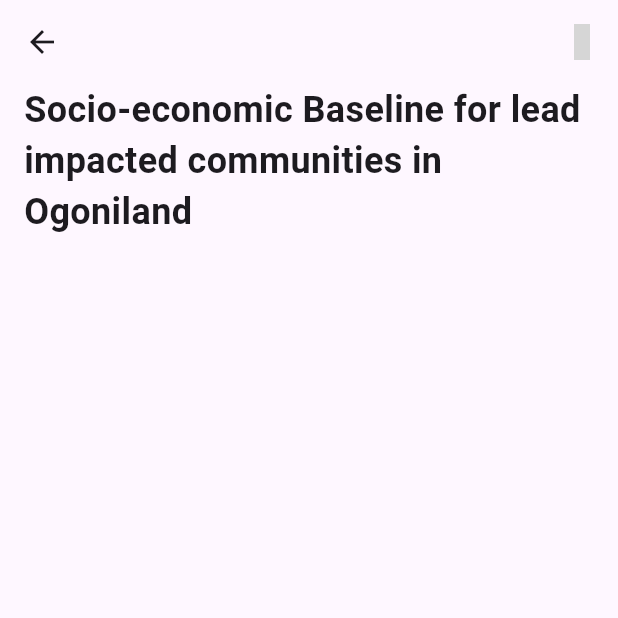
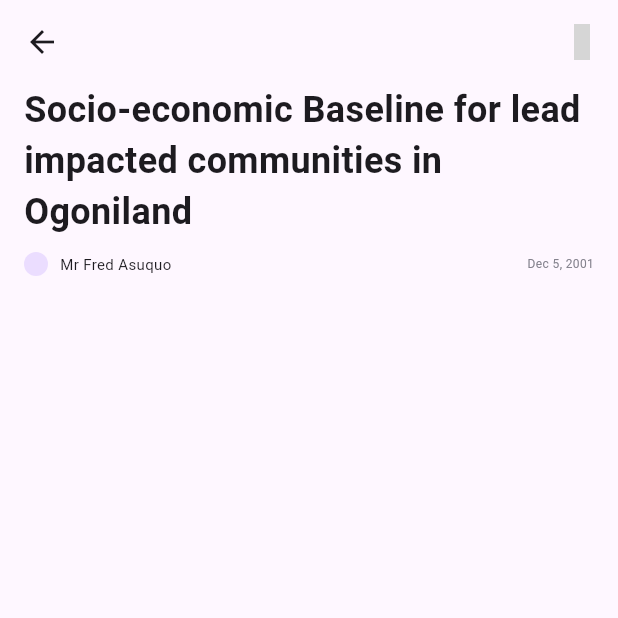
Before and after one commit to iamVictorSam/heavy_metals, a Flutter app: the ArticleDetails screen opened directly, on a phone screen of 412 x 824 dp, the top half of it. Run offline on Flutter 3.47's test engine with Material 2 defaults, Android fonts, the phone set to English and light mode, and no system bars; our stand-ins replace eva_icons_flutter, flutter_map, get, latlong2; network calls fail; grey boxes are pictures that could not be loaded.

Commit message:
Working on Article details screen

```diff
--- a/lib/presentation/screens/article_details/article_details.dart
+++ b/lib/presentation/screens/article_details/article_details.dart
@@ -2,7 +2,9 @@ import 'package:eva_icons_flutter/eva_icons_flutter.dart';
 import 'package:flutter/material.dart';
 
 class ArticleDetails extends StatelessWidget {
-  const ArticleDetails({Key? key}) : super(key: key);
+  ArticleDetails({Key? key}) : super(key: key);
+
+  Color greyColor = const Color(0xff84828D);
 
   @override
   Widget build(BuildContext context) {
@@ -12,16 +14,29 @@ class ArticleDetails extends StatelessWidget {
           IconButton(onPressed: () {}, icon: const Icon(EvaIcons.search))
         ],
       ),
-      body: const SingleChildScrollView(
+      body: SingleChildScrollView(
         child: Padding(
-          padding: EdgeInsets.symmetric(horizontal: 16),
+          padding: const EdgeInsets.symmetric(horizontal: 16),
           child: Column(
             children: [
-              Text(
+              const Text(
                 'Socio-economic Baseline for lead impacted communities in Ogoniland',
                 style: TextStyle(fontSize: 24, fontWeight: FontWeight.w600),
               ),
-              SizedBox(height: 10),
+              const SizedBox(height: 10),
+              Row(
+                children: [
+                  const CircleAvatar(
+                    radius: 8,
+                  ),
+                  const SizedBox(width: 8),
+                  const Text('Mr Fred Asuquo', style: TextStyle(fontSize: 10)),
+                  // SizedBox(width: 8),
+                  const Spacer(),
+                  Text('Dec 5, 2001',
+                      style: TextStyle(fontSize: 8, color: greyColor)),
+                ],
+              ),
             ],
           ),
         ),
--- a/lib/presentation/screens/articlesList/widgets/article_card.dart
+++ b/lib/presentation/screens/articlesList/widgets/article_card.dart
@@ -13,7 +13,7 @@ class ArticleCard extends StatelessWidget {
   @override
   Widget build(BuildContext context) {
     return InkWell(
-      onTap: () => Get.to(() => const ArticleDetails()),
+      onTap: () => Get.to(() => ArticleDetails()),
       child: Container(
         margin: const EdgeInsets.only(bottom: 20),
         padding: const EdgeInsets.symmetric(horizontal: 16, vertical: 16),
```
